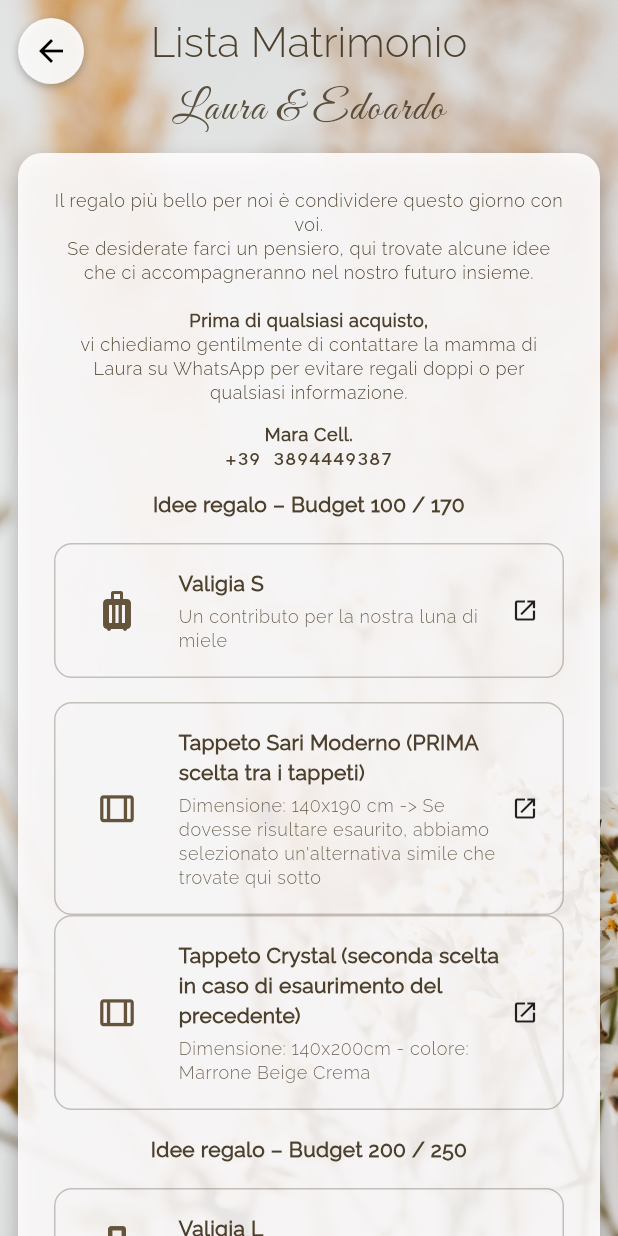
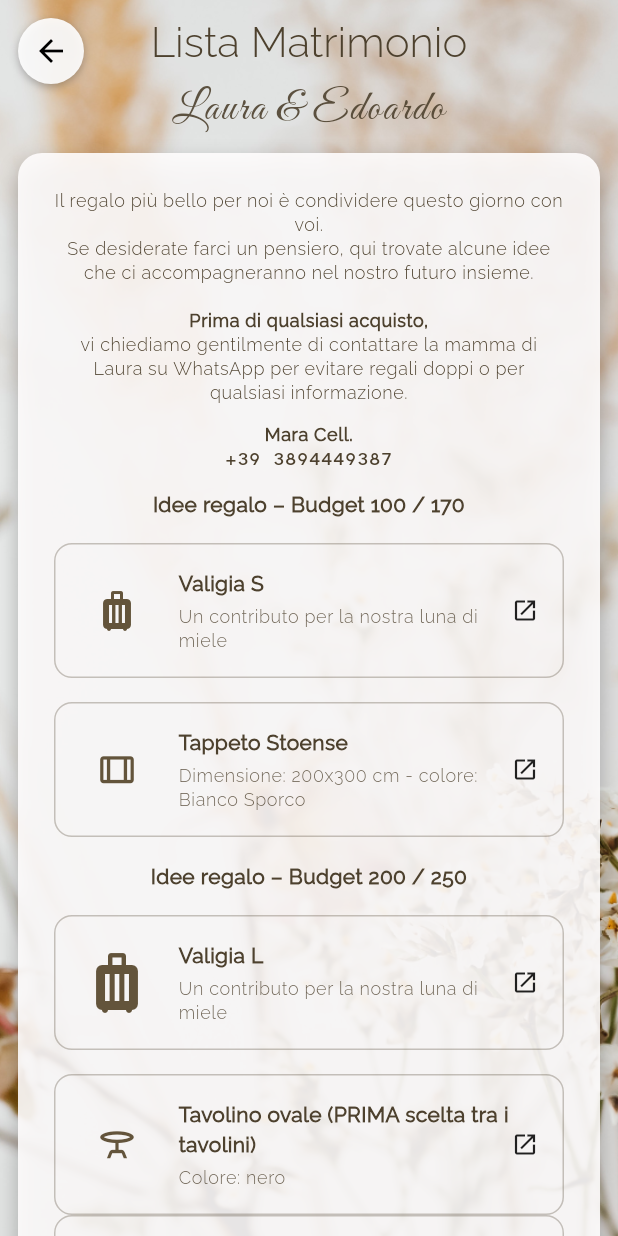
Before and after one commit to LauraG2000/Wedding, a Flutter app: the WeddingList screen opened directly, on a phone screen of 412 x 824 dp. Run offline on Flutter 3.47's test engine with Material 3 defaults, Android fonts, the phone set to English and light mode, and no system bars; our stand-ins replace chopper; generated files the repository leaves out were written again.

Commit message:
Aggiornato link per tappeto

```diff
--- a/lib/features/support/pages/wedding_list.dart
+++ b/lib/features/support/pages/wedding_list.dart
@@ -128,21 +128,9 @@ class WeddingList extends StatelessWidget {
                               context,
                               icon: Icons.width_wide_outlined,
                               iconSize: IconSize.s27,
-                              title: 'Tappeto Sari Moderno (PRIMA scelta tra i tappeti)',
-                              subtitle:
-                                  'Dimensione: 140x190 cm -> Se dovesse risultare esaurito, abbiamo selezionato un\'alternativa simile che trovate qui sotto',
-                              link:
-                                  'https://tapiso.it/cassa/?_gl=1*12e15pc*_up*MQ..*_ga*MTM4MzIwODIzMy4xNzY4NDMxNTc1*_ga_C3SEW66PC6*czE3Njg0MzE1NzQkbzEkZzAkdDE3Njg0MzE1NzQkajYwJGwwJGg0ODc1MTk4Njg.',
-                            ),
-
-                            _item(
-                              context,
-                              icon: Icons.width_wide_outlined,
-                              iconSize: IconSize.s27,
-                              title: 'Tappeto Crystal (seconda scelta in caso di esaurimento del precedente)',
-                              subtitle: 'Dimensione: 140x200cm - colore: Marrone Beige Crema',
-                              link:
-                                  'https://tapiso.it/cassa/?_gl=1*1bjz68a*_up*MQ..*_ga*MzQ0MjI0NDYxLjE3Njg0MzE0NTI.*_ga_C3SEW66PC6*czE3Njg0MzE0NDkkbzEkZzAkdDE3Njg0MzE0NDkkajYwJGwwJGg5MDk0MTk4MDA.',
+                              title: 'Tappeto Stoense',
+                              subtitle: 'Dimensione: 200x300 cm - colore: Bianco Sporco',
+                              link: 'https://www.ikea.com/it/it/p/stoense-tappeto-pelo-corto-bianco-sporco-20426808/#content',
                             ),
 
                             const SizedBox(height: PaddingValues.p16),
```
